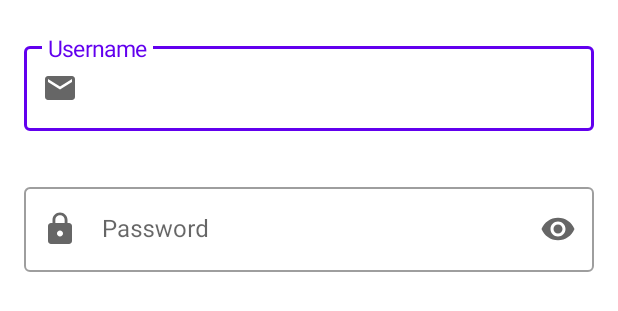
After one commit to AndreiAvram123/CarRentalApp, an Android app: the layout fragment_login_layout.xml on its own in the app's theme, with its tools: preview values and no code run, on a phone screen of 412 x 824 dp. The commit adds this screen. Shown: the top 311 px of the screen. Run offline under Robolectric (Android 15) with nearby library versions, the phone set to English and light mode, and no system bars.

Commit message:
-added login screen -added navigation graph for loading screen

```diff
--- a/app/src/main/java/com/andrei/carrental/MainActivity.kt
+++ b/app/src/main/java/com/andrei/UI/activities/MainActivity.kt
@@ -1,4 +1,4 @@
-package com.andrei.carrental
+package com.andrei.UI.activities
 
 import android.content.Intent
 import android.os.Bundle
@@ -6,9 +6,9 @@ import androidx.appcompat.app.AppCompatActivity
 import androidx.databinding.DataBindingUtil
 import androidx.navigation.fragment.NavHostFragment
 import androidx.navigation.ui.NavigationUI
+import com.andrei.carrental.R
 import com.andrei.carrental.databinding.ActivityMainBinding
 import com.andrei.utils.LocationSettingsHandler
-import com.andrei.utils.reObserve
 import dagger.hilt.android.AndroidEntryPoint
 import javax.inject.Inject
 
--- /dev/null
+++ b/app/src/main/java/com/andrei/carrental/bindingAdapters/MateriaInputFieldAdapter.kt
@@ -0,0 +1 @@
+package com.andrei.carrental.bindingAdapters
--- /dev/null
+++ b/app/src/main/res/drawable/ic_email_24.xml
@@ -0,0 +1,10 @@
+<vector xmlns:android="http://schemas.android.com/apk/res/android"
+    android:width="24dp"
+    android:height="24dp"
+    android:viewportWidth="24"
+    android:viewportHeight="24"
+    android:tint="?attr/colorControlNormal">
+  <path
+      android:fillColor="@android:color/white"
+      android:pathData="M20,4L4,4c-1.1,0 -1.99,0.9 -1.99,2L2,18c0,1.1 0.9,2 2,2h16c1.1,0 2,-0.9 2,-2L22,6c0,-1.1 -0.9,-2 -2,-2zM20,8l-8,5 -8,-5L4,6l8,5 8,-5v2z"/>
+</vector>
--- /dev/null
+++ b/app/src/main/res/drawable/ic_password_24.xml
@@ -0,0 +1,10 @@
+<vector xmlns:android="http://schemas.android.com/apk/res/android"
+    android:width="24dp"
+    android:height="24dp"
+    android:viewportWidth="24"
+    android:viewportHeight="24"
+    android:tint="?attr/colorControlNormal">
+  <path
+      android:fillColor="@android:color/white"
+      android:pathData="M18,8h-1L17,6c0,-2.76 -2.24,-5 -5,-5S7,3.24 7,6v2L6,8c-1.1,0 -2,0.9 -2,2v10c0,1.1 0.9,2 2,2h12c1.1,0 2,-0.9 2,-2L20,10c0,-1.1 -0.9,-2 -2,-2zM12,17c-1.1,0 -2,-0.9 -2,-2s0.9,-2 2,-2 2,0.9 2,2 -0.9,2 -2,2zM15.1,8L8.9,8L8.9,6c0,-1.71 1.39,-3.1 3.1,-3.1 1.71,0 3.1,1.39 3.1,3.1v2z"/>
+</vector>
--- /dev/null
+++ b/app/src/main/res/layout/fragment_login_layout.xml
@@ -0,0 +1,72 @@
+<?xml version="1.0" encoding="utf-8"?>
+<layout>
+    <data>
+        <variable
+            name = "errorUsername"
+            type="String" />
+    </data>
+<androidx.constraintlayout.widget.ConstraintLayout
+    xmlns:android="http://schemas.android.com/apk/res/android"
+    xmlns:app="http://schemas.android.com/apk/res-auto"
+    xmlns:tools="http://schemas.android.com/tools"
+    android:layout_width="match_parent"
+    android:layout_height="match_parent">
+
+    <LinearLayout
+        android:layout_width="match_parent"
+        android:layout_height="wrap_content"
+        android:layout_marginStart="16dp"
+        android:layout_marginTop="24dp"
+        android:layout_marginEnd="16dp"
+        android:orientation="vertical"
+        app:layout_constraintEnd_toEndOf="parent"
+        app:layout_constraintStart_toStartOf="parent"
+        app:layout_constraintTop_toTopOf="parent"
+        >
+
+        <com.google.android.material.textfield.TextInputLayout
+            android:id="@+id/username_tf"
+            android:layout_width="match_parent"
+            android:layout_height="wrap_content"
+            android:hint="@string/screens_login_hint_username"
+            app:layout_constraintEnd_toEndOf="parent"
+            app:layout_constraintStart_toStartOf="parent"
+            app:layout_constraintTop_toTopOf="parent"
+            app:startIconDrawable="@drawable/ic_email_24"
+            style="@style/Widget.MaterialComponents.TextInputLayout.OutlinedBox"
+            app:errorText="@{errorUsername}"
+            app:errorTextAppearance="@style/inputFieldErrorAppearance"
+            app:hintTextAppearance="@style/inputFieldLabelAppearance"
+
+            >
+
+            <com.google.android.material.textfield.TextInputEditText
+                android:layout_width="match_parent"
+                android:layout_height="wrap_content" />
+
+        </com.google.android.material.textfield.TextInputLayout>
+
+        <com.google.android.material.textfield.TextInputLayout
+            android:id="@+id/password_tf"
+            android:layout_width="match_parent"
+            android:layout_height="wrap_content"
+            android:layout_marginTop="32dp"
+            android:hint="@string/screens_login_hint_password"
+            app:endIconMode="password_toggle"
+            app:layout_constraintEnd_toEndOf="parent"
+            app:layout_constraintStart_toStartOf="parent"
+            app:layout_constraintTop_toBottomOf="@+id/username_tf"
+            app:startIconDrawable="@drawable/ic_password_24"
+            style="@style/Widget.MaterialComponents.TextInputLayout.OutlinedBox"
+            >
+
+            <com.google.android.material.textfield.TextInputEditText
+                android:layout_width="match_parent"
+                android:layout_height="wrap_content"
+                android:inputType="textPassword" />
+
+        </com.google.android.material.textfield.TextInputLayout>
+    </LinearLayout>
+
+</androidx.constraintlayout.widget.ConstraintLayout>
+</layout>
--- a/app/src/main/res/values/strings.xml
+++ b/app/src/main/res/values/strings.xml
@@ -19,4 +19,6 @@
     <string name="navigation_bookings">Bookings</string>
     <string name="key_preferences">key_preferences</string>
     <string name="key_token">key_token</string>
+    <string name="screens_login_hint_username">Username</string>
+    <string name="screens_login_hint_password">Password</string>
 </resources>
--- a/app/src/main/res/values/themes.xml
+++ b/app/src/main/res/values/themes.xml
@@ -31,4 +31,13 @@
 
     <style name="AppTheme.PopupOverlay" parent="ThemeOverlay.MaterialComponents.Light" />
 
+    <style name="inputFieldLabelAppearance">
+        <item name="android:textSize">15sp</item>
+    </style>
+
+    <style name="inputFieldErrorAppearance">
+        <item name="android:textSize">15sp</item>
+        <item name="android:textColor">#ff0000</item>
+    </style>
+
 </resources>
```
Also changed, not shown: app/src/main/AndroidManifest.xml (+15 -15 lines), app/src/main/java/com/andrei/UI/activities/LandingActivity.kt (added, +12 -0 lines), app/src/main/java/com/andrei/UI/fragments/LoginFragment.kt (added, +23 -0 lines), app/src/main/res/layout/activity_landing.xml (added, +23 -0 lines), app/src/main/res/layout/layout_login.xml (deleted, +0 -163 lines), app/src/main/res/navigation/landing_navigation.xml (added, +10 -0 lines).
